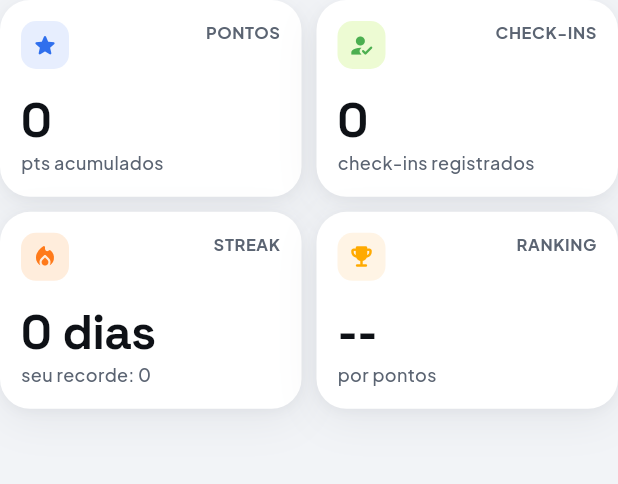
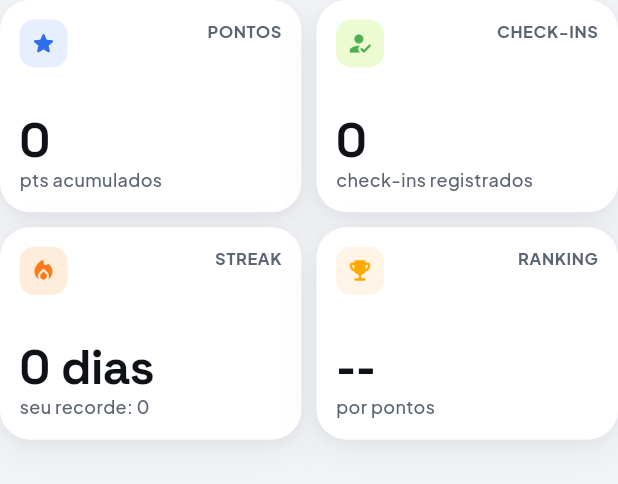
Before and after one commit to tAQUES14/GymUp, a Flutter app: the HomeStatsGrid widget shown alone on an empty page, opened directly with empty values, on a phone screen of 412 x 824 dp. Shown: the top 484 px of the screen. Run offline on Flutter 3.47's test engine with Material 3 defaults, Android fonts, the phone set to English and light mode, and no system bars; our stand-ins replace app_links, fl_chart, flutter_svg, google_fonts, google_sign_in, image_picker and 5 more; missing offline and left inert: dart:js_interop, dart:ui_web, mobile_scanner; accounts and stored records are empty; network calls fail.

Commit message:
fix: adjust mobile card layouts

```diff
--- a/mobile/gymup/lib/features/home/widgets/home_stats_grid.dart
+++ b/mobile/gymup/lib/features/home/widgets/home_stats_grid.dart
@@ -62,7 +62,7 @@ class HomeStatsGrid extends StatelessWidget {
       physics: const NeverScrollableScrollPhysics(),
       crossAxisSpacing: 10,
       mainAxisSpacing: 10,
-      childAspectRatio: 1.5315,
+      childAspectRatio: 1.42,
       children: items.map((item) => _StatCard(item: item)).toList(),
     );
   }
@@ -102,7 +102,7 @@ class _StatCard extends StatelessWidget {
   @override
   Widget build(BuildContext context) {
     return Container(
-      padding: const EdgeInsets.all(14),
+      padding: const EdgeInsets.all(13),
       decoration: BoxDecoration(
         color: Colors.white,
         borderRadius: BorderRadius.circular(20),
@@ -143,6 +143,7 @@ class _StatCard extends StatelessWidget {
           ),
           Column(
             crossAxisAlignment: CrossAxisAlignment.start,
+            mainAxisSize: MainAxisSize.min,
             children: [
               SizedBox(
                 width: 142,
@@ -155,11 +156,11 @@ class _StatCard extends StatelessWidget {
                     weight: FontWeight.w700,
                     color: AppColors.ink,
                     letterSpacing: -0.5,
-                    height: 1,
+                    height: 0.96,
                   ),
                 ),
               ),
-              const SizedBox(height: 4),
+              const SizedBox(height: 2),
               SizedBox(
                 width: 142,
                 child: Text(
```
Also changed, not shown: mobile/gymup/lib/features/store/store_page.dart (+6 -4 lines).
